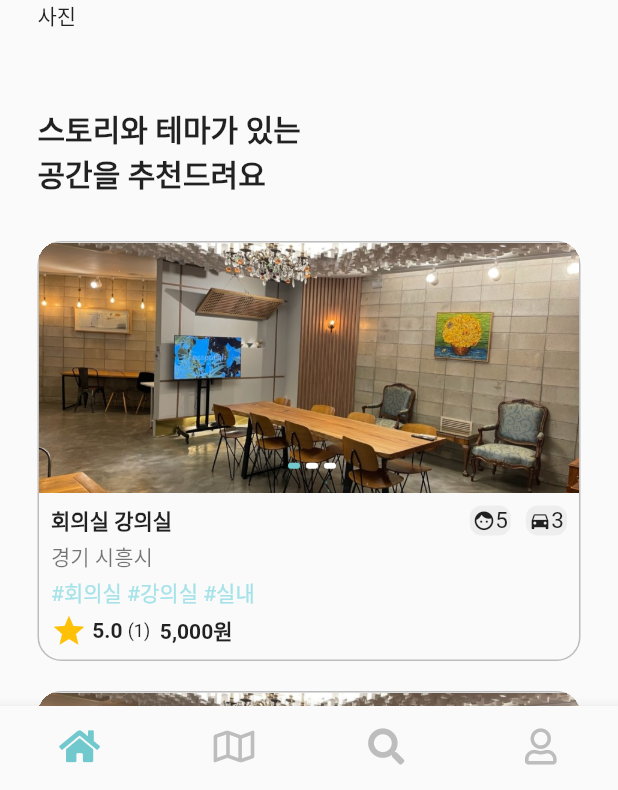
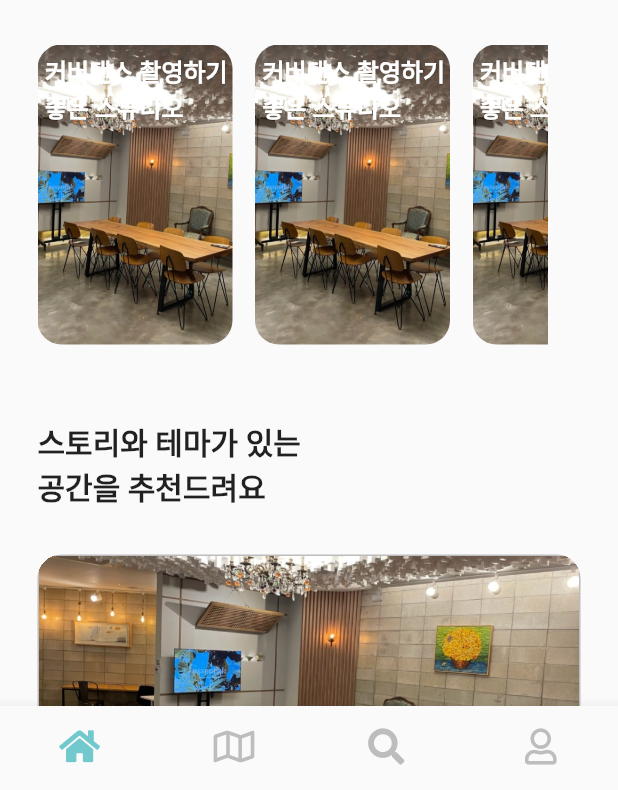
Before and after one commit to clean17/Village-Front-Project, a Flutter app: the screen it shows after launch, on a phone screen of 412 x 824 dp, the part 446-1236 px from its top. Run offline on Flutter 3.47's test engine with Material 2 defaults, Android fonts, the phone set to English and light mode, and no system bars; our stand-ins replace flutter_riverpod, font_awesome_flutter, lottie; project files that could hold a hidden picture were left out.

Commit message:
home_page 화면 구현 완료

```diff
--- a/lib/view/pages/main/home_page.dart
+++ b/lib/view/pages/main/home_page.dart
@@ -2,6 +2,7 @@ import 'package:flutter/material.dart';
 import 'package:village/core/style.dart';
 import 'package:village/view/widgets/main/categories.dart';
 import 'package:village/view/widgets/main/place_container.dart';
+import 'package:village/view/widgets/main/recommend_card.dart';
 
 class HomePage extends StatelessWidget {
   const HomePage({Key? key}) : super(key: key);
@@ -9,52 +10,54 @@ class HomePage extends StatelessWidget {
   @override
   Widget build(BuildContext context) {
     return Scaffold(
-      body: NestedScrollView(
-        headerSliverBuilder: (context, innerBoxIsScrolled) {
-          return [
+      body: CustomScrollView(
+        slivers: [
           SliverList(
             delegate: SliverChildListDelegate([
               Padding(
-                    padding: const EdgeInsets.symmetric(vertical: 20, horizontal: 25),
+                padding:
+                    const EdgeInsets.symmetric(vertical: 20, horizontal: 25),
                 child: Column(
                   crossAxisAlignment: CrossAxisAlignment.start,
                   children: [
                     Text(
                       "예약할 공간을 찾고있나요? 👀",
-                          style: TextStyle(fontSize: 20, fontWeight: FontWeight.bold),
+                      style:
+                          TextStyle(fontSize: 20, fontWeight: FontWeight.bold),
                     ),
                     Categories(),
                     SizedBox(height: 50),
                     Text(
                       "VILLAGE가 추천하는 기획전",
-                          style: TextStyle(fontSize: 20, fontWeight: FontWeight.bold),
+                      style:
+                          TextStyle(fontSize: 20, fontWeight: FontWeight.bold),
                     ),
-                        SizedBox(
-                          child: Text("사진"),
-                        ),
+                    SizedBox(height: 30),
+                    RecommendCard(),
                     SizedBox(height: 50),
                     Text(
                       "스토리와 테마가 있는 \n공간을 추천드려요",
-                          style: TextStyle(fontSize: 20, fontWeight: FontWeight.bold),
+                      style:
+                          TextStyle(fontSize: 20, fontWeight: FontWeight.bold),
                     ),
                     SizedBox(height: 10),
-
                   ],
                 ),
-                  )
-                ]))
-          ];
-        },
-        body:
-        ListView.builder(
-          itemCount: 5,
-          itemBuilder: (context, index) {
+              ),
+            ]),
+          ),
+          SliverList(
+            delegate: SliverChildBuilderDelegate(
+              (context, index) {
                 return Padding(
                   padding: const EdgeInsets.symmetric(horizontal: 25),
                   child: PlaceContainer(),
                 );
               },
+              childCount: 5,
             ),
+          ),
+        ],
       ),
     );
   }
--- /dev/null
+++ b/lib/view/widgets/main/image_carousel.dart
@@ -0,0 +1,51 @@
+import 'package:flutter/material.dart';
+import 'package:village/dummy/home_page_data.dart';
+import 'package:village/view/widgets/main/indicator_dot.dart';
+
+class ImageCarousel extends StatefulWidget {
+  const ImageCarousel({
+    super.key,
+  });
+
+  @override
+  State<ImageCarousel> createState() => _ImageCarouselState();
+}
+
+class _ImageCarouselState extends State<ImageCarousel> {
+  int _currentPage = 0;
+
+  @override
+  Widget build(BuildContext context) {
+    return Stack(
+      alignment: Alignment.bottomCenter,
+      children: [
+        PageView.builder(
+          itemCount: 3,
+          onPageChanged: (value) {
+            setState(() {
+              _currentPage = value;
+            });
+          },
+          itemBuilder: (context, index) {
+            return Image.asset(
+              mainImage[index],
+              fit: BoxFit.cover,
+            );
+          },
+        ),
+        Positioned(
+          bottom: 16,
+          // right: 16,
+          child: Row(
+            children: List.generate(
+                mainImage.length,
+                    (index) => Padding(
+                  padding: const EdgeInsets.only(left: 4),
+                  child: IndicatorDot(isActive: index == _currentPage),
+                )),
+          ),
+        ),
+      ],
+    );
+  }
+}
--- /dev/null
+++ b/lib/view/widgets/main/indicator_dot.dart
@@ -0,0 +1,22 @@
+import 'package:flutter/material.dart';
+import 'package:village/core/color.dart';
+
+class IndicatorDot extends StatelessWidget {
+  const IndicatorDot({
+    super.key,
+    required this.isActive,
+  });
+
+  final bool isActive;
+
+  @override
+  Widget build(BuildContext context) {
+    return Container(
+      height: 4,
+      width: 8,
+      decoration: BoxDecoration(
+          color: isActive ? kPrimaryColor : Colors.white,
+          borderRadius: BorderRadius.circular(12)),
+    );
+  }
+}
--- /dev/null
+++ b/lib/view/widgets/main/place_card.dart
@@ -0,0 +1,131 @@
+import 'package:flutter/material.dart';
+import 'package:village/core/color.dart';
+import 'package:village/core/style.dart';
+
+class PlaceCard extends StatelessWidget {
+  const PlaceCard({
+    super.key,
+    required this.title,
+    required this.max_people,
+    required this.parking,
+    required this.address,
+    required this.hashtag,
+    required this.star_rating,
+    required this.riview,
+    required this.price_per_hour,
+    required this.press,
+  });
+
+  final String title,
+      max_people,
+      parking,
+      address,
+      hashtag,
+      star_rating,
+      riview,
+      price_per_hour;
+  final VoidCallback press;
+
+  @override
+  Widget build(BuildContext context) {
+    return InkWell(
+      onTap: () {},
+      child: Container(
+        child: Column(
+          crossAxisAlignment: CrossAxisAlignment.start,
+          children: [
+            Row(
+              mainAxisAlignment: MainAxisAlignment.spaceBetween,
+              children: [
+                Text(title, style: TextStyle(fontWeight: FontWeight.bold)),
+                Spacer(),
+                Container(
+                  margin: EdgeInsets.only(right: 10),
+                  padding: EdgeInsets.symmetric(
+                    horizontal: 2,
+                    vertical: 1,
+                  ),
+                  decoration: BoxDecoration(
+                      color: Colors.grey.shade200,
+                      borderRadius: BorderRadius.circular(8)),
+                  child: Row(
+                    children: [
+                      Icon(Icons.face, size: 15),
+                      Text(
+                        max_people,
+                        style: TextStyle(fontSize: 15),
+                      )
+                    ],
+                  ),
+                ),
+                Container(
+                  padding: EdgeInsets.symmetric(
+                    horizontal: 2,
+                    vertical: 1,
+                  ),
+                  decoration: BoxDecoration(
+                      borderRadius: BorderRadius.circular(8),
+                      color: Colors.grey.shade200),
+                  child: Row(
+                    children: [
+                      Icon(Icons.directions_car, size: 15),
+                      Text(
+                        parking,
+                        style: TextStyle(fontSize: 15),
+                      )
+                    ],
+                  ),
+                )
+              ],
+            ),
+            Padding(
+              padding: const EdgeInsets.symmetric(vertical: 3),
+              child: Text(
+                address,
+                style: msmall_grey_text,
+              ),
+            ),
+            Padding(
+              padding: const EdgeInsets.only(bottom: 3),
+              child: Text(
+                hashtag,
+                style: TextStyle(fontSize: 14, color: kPrimaryLightColor),
+              ),
+            ),
+            Row(
+              mainAxisAlignment: MainAxisAlignment.start,
+              children: [
+                Icon(Icons.star, color: Colors.amber),
+                Text(
+                  star_rating,
+                  style: TextStyle(fontWeight: FontWeight.bold),
+                ),
+                Text(
+                  riview,
+                  style: TextStyle(fontSize: 12),
+                ),
+                Text(price_per_hour,
+                    style: TextStyle(fontWeight: FontWeight.bold)),
+                Spacer(),
+                InkWell(
+                  onTap: (){},
+                  child: Container(
+                    padding: EdgeInsets.symmetric(
+                      horizontal: 2,
+                      vertical: 1,
+                    ),
+                    child: Row(
+                      children: [
+                        Icon(Icons.bookmark_border, size: 18),
+                      ],
+                    ),
+                  ),
+                )
+              ],
+            ),
+          ],
+        ),
+      ),
+    );
+  }
+}
--- a/lib/view/widgets/main/place_container.dart
+++ b/lib/view/widgets/main/place_container.dart
@@ -2,6 +2,8 @@ import 'package:flutter/material.dart';
 import 'package:village/core/color.dart';
 import 'package:village/core/style.dart';
 import 'package:village/dummy/home_page_data.dart';
+import 'package:village/view/widgets/main/image_carousel.dart';
+import 'package:village/view/widgets/main/place_card.dart';
 
 class PlaceContainer extends StatelessWidget {
   const PlaceContainer({Key? key}) : super(key: key);
@@ -27,7 +29,8 @@ class PlaceContainer extends StatelessWidget {
               flex: 4,
               child: Padding(
                 padding: const EdgeInsets.all(8.0),
-                child: PlaceCard(title: mainData[0]["title"],
+                child: PlaceCard(
+                  title: mainData[0]["title"],
                   max_people: mainData[0]["max_people"],
                   parking: mainData[0]["parking"],
                   address: mainData[0]["address"],
@@ -35,193 +38,11 @@ class PlaceContainer extends StatelessWidget {
                   star_rating: mainData[0]["star_rating"],
                   riview: mainData[0]["riview"],
                   price_per_hour: mainData[0]["price_per_hour"],
-                  press: (){},),
+                  press: () {},
+                ),
               ),
             ),
           ],
         ));
   }
 }
-
-class PlaceCard extends StatelessWidget {
-  const PlaceCard({
-    super.key,
-    required this.title,
-    required this.max_people,
-    required this.parking,
-    required this.address,
-    required this.hashtag,
-    required this.star_rating,
-    required this.riview,
-    required this.price_per_hour,
-    required this.press,
-  });
-
-  final String title,
-      max_people,
-      parking,
-      address,
-      hashtag,
-      star_rating,
-      riview,
-      price_per_hour;
-  final VoidCallback press;
-
-  @override
-  Widget build(BuildContext context) {
-    return InkWell(
-      onTap: () {},
-      child: Container(
-        child: Column(
-          crossAxisAlignment: CrossAxisAlignment.start,
-          children: [
-            Row(
-              mainAxisAlignment: MainAxisAlignment.spaceBetween,
-              children: [
-                Text(title,
-                    style: TextStyle(fontWeight: FontWeight.bold)),
-                Spacer(),
-                Container(
-                  margin: EdgeInsets.only(right: 10),
-                  padding: EdgeInsets.symmetric(
-                    horizontal: 2,
-                    vertical: 1,
-                  ),
-                  decoration: BoxDecoration(
-                      color: Colors.grey.shade200,
-                      borderRadius: BorderRadius.circular(8)),
-                  child: Row(
-                    children: [
-                      Icon(Icons.face, size: 15),
-                      Text(
-                        max_people,
-                        style: TextStyle(fontSize: 15),
-                      )
-                    ],
-                  ),
-                ),
-                Container(
-                  padding: EdgeInsets.symmetric(
-                    horizontal: 2,
-                    vertical: 1,
-                  ),
-                  decoration: BoxDecoration(
-                      borderRadius: BorderRadius.circular(8),
-                      color: Colors.grey.shade200),
-                  child: Row(
-                    children: [
-                      Icon(Icons.directions_car, size: 15),
-                      Text(
-                        parking,
-                        style: TextStyle(fontSize: 15),
-                      )
-                    ],
-                  ),
-                )
-              ],
-            ),
-            Padding(
-              padding: const EdgeInsets.symmetric(vertical: 3),
-              child: Text(
-                address,
-                style: msmall_grey_text,
-              ),
-            ),
-            Padding(
-              padding: const EdgeInsets.only(bottom: 3),
-              child: Text(
-                hashtag,
-                style: TextStyle(fontSize: 14, color: kPrimaryLightColor),
-              ),
-            ),
-            Row(
-              mainAxisAlignment: MainAxisAlignment.start,
-              children: [
-                Icon(Icons.star, color: Colors.amber),
-                Text(
-                  star_rating,
-                  style: TextStyle(fontWeight: FontWeight.bold),
-                ),
-                Text(
-                  riview,
-                  style: TextStyle(fontSize: 12),
-                ),
-                Text(price_per_hour,
-                    style: TextStyle(fontWeight: FontWeight.bold))
-              ],
-            ),
-          ],
-        ),
-      ),
-    );
-  }
-}
-
-class ImageCarousel extends StatefulWidget {
-  const ImageCarousel({
-    super.key,
-  });
-
-  @override
-  State<ImageCarousel> createState() => _ImageCarouselState();
-}
-
-class _ImageCarouselState extends State<ImageCarousel> {
-  int _currentPage = 0;
-
-  @override
-  Widget build(BuildContext context) {
-    return Stack(
-      alignment: Alignment.bottomCenter,
-      children: [
-        PageView.builder(
-          itemCount: 3,
-          onPageChanged: (value) {
-            setState(() {
-              _currentPage = value;
-            });
-          },
-          itemBuilder: (context, index) {
-            return Image.asset(
-              mainImage[index],
-              fit: BoxFit.cover,
-            );
-          },
-        ),
-        Positioned(
-          bottom: 16,
-          // right: 16,
-          child: Row(
-            children: List.generate(
-                mainImage.length,
-                    (index) =>
-                    Padding(
-                      padding: const EdgeInsets.only(left: 4),
-                      child: IndicatorDot(isActive: index == _currentPage),
-                    )),
-          ),
-        ),
-      ],
-    );
-  }
-}
-
-class IndicatorDot extends StatelessWidget {
-  const IndicatorDot({
-    super.key,
-    required this.isActive,
-  });
-
-  final bool isActive;
-
-  @override
-  Widget build(BuildContext context) {
-    return Container(
-      height: 4,
-      width: 8,
-      decoration: BoxDecoration(
-          color: isActive ? kPrimaryColor : Colors.white,
-          borderRadius: BorderRadius.circular(12)),
-    );
-  }
-}
--- /dev/null
+++ b/lib/view/widgets/main/recommend_card.dart
@@ -0,0 +1,44 @@
+import 'package:flutter/material.dart';
+
+class RecommendCard extends StatelessWidget {
+  const RecommendCard({Key? key}) : super(key: key);
+
+  @override
+  Widget build(BuildContext context) {
+    return                     SizedBox(
+      height: 200,
+      width: 340,
+      child: ListView.builder(
+        scrollDirection: Axis.horizontal,
+        itemCount: 5,
+        itemBuilder: (BuildContext context, int index) {
+          return Container(
+            margin: EdgeInsets.only(right: 15),
+            height: 200,
+            width: 130,
+            decoration: BoxDecoration(
+              borderRadius: BorderRadius.circular(16),
+              color: Colors.white,
+              image: DecorationImage(
+                image: AssetImage("assets/images/a1.jpeg"),
+                fit: BoxFit.cover,
+              ),
+            ),
+            child: Stack(
+              children: [
+                Positioned(
+                  top: 5,
+                  left: 5,
+                  child: Text(
+                    "커버댄스 촬영하기 \n좋은 스튜디오",
+                    style: TextStyle(color: Colors.white, fontWeight: FontWeight.bold, fontSize: 16),
+                  ),
+                )
+              ],
+            ),
+          );
+        },
+      ),
+    );
+  }
+}
```
Lines whose indentation alone changed are shown as unchanged.
